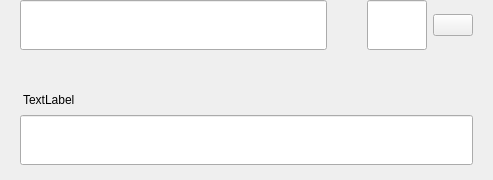
Before: the Qt Designer form src/qt/pivx/forms/sendmultirow.ui in afghany/castletmp, drawn with Qt 5.
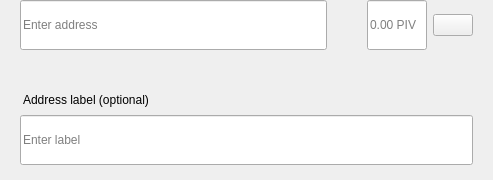
After: the same form once the commit is applied.

Patch:
```diff
--- a/src/qt/pivx/forms/sendmultirow.ui
+++ b/src/qt/pivx/forms/sendmultirow.ui
@@ -140,6 +140,9 @@
               <height>50</height>
              </size>
             </property>
+            <property name="placeholderText">
+             <string>Enter address</string>
+            </property>
            </widget>
           </item>
          </layout>
@@ -194,6 +197,9 @@
           <property name="alignment">
            <set>Qt::AlignLeading|Qt::AlignLeft|Qt::AlignVCenter</set>
           </property>
+          <property name="placeholderText">
+           <string notr="true">0.00 PIV</string>
+          </property>
          </widget>
         </item>
         <item>
@@ -287,7 +293,7 @@
 padding:0px;</string>
         </property>
         <property name="text">
-         <string>TextLabel</string>
+         <string>Address label (optional)</string>
         </property>
        </widget>
       </item>
@@ -305,6 +311,9 @@
           <height>50</height>
          </size>
         </property>
+        <property name="placeholderText">
+         <string>Enter label</string>
+        </property>
        </widget>
       </item>
      </layout>
```
